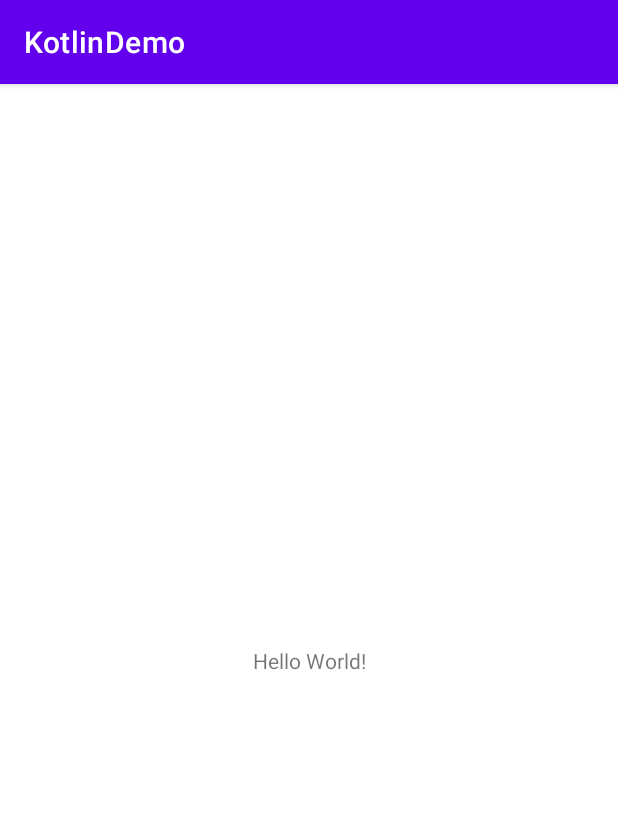
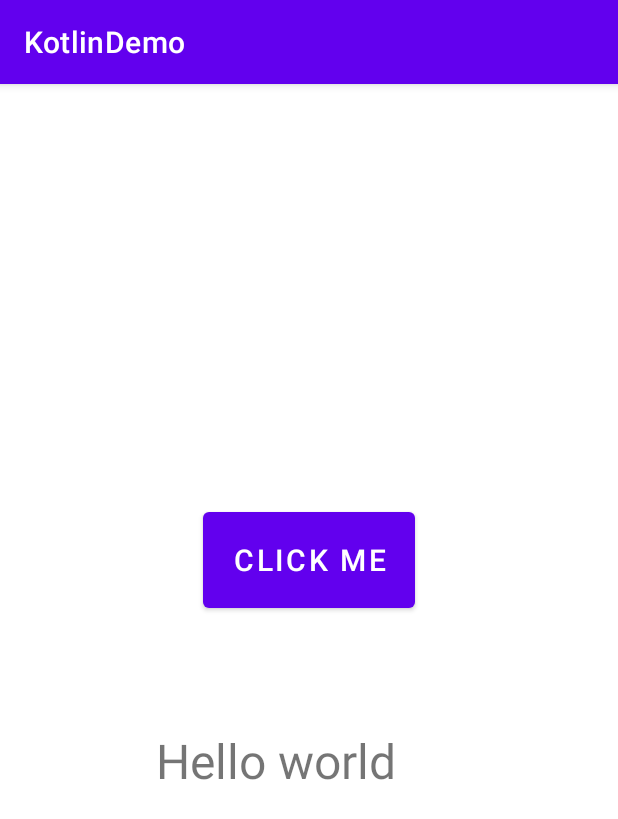
Before and after one commit to vipenl26/SONET-Kotlin, an Android app: the screen it shows after launch (MainActivity), on a phone screen of 412 x 824 dp. Shown: the top 819 px of the screen. Run offline under Robolectric (Android 15) with nearby library versions, the phone set to English and light mode, and no system bars.

Commit message:
added a button

```diff
--- a/app/src/main/java/com/example/kotlindemo/MainActivity.kt
+++ b/app/src/main/java/com/example/kotlindemo/MainActivity.kt
@@ -1,11 +1,32 @@
 package com.example.kotlindemo
 
+import android.os.Bundle
+import android.view.View
+import android.widget.Button
+import android.widget.TextView
 import androidx.appcompat.app.AppCompatActivity
-import android.os.Bundle
 
 class MainActivity : AppCompatActivity() {
     override fun onCreate(savedInstanceState: Bundle?) {
         super.onCreate(savedInstanceState)
         setContentView(R.layout.activity_main)
+
+        var btn = findViewById<Button>(R.id.btn)
+        var txt = findViewById<TextView>(R.id.txt);
+
+        var flag=false;
+        btn.setOnClickListener(View.OnClickListener {
+            // Code here executes on main thread after user presses button
+            if(flag){
+                txt.text = "Aak is Pak"
+                flag = false;
+            }
+            else {
+                txt.text = "Pak is Aak"
+                flag = true;
+            }
+
+        })
+
     }
 }
--- /dev/null
+++ b/app/src/main/java/com/example/kotlindemo/main.kt
@@ -0,0 +1,12 @@
+package com.example.kotlindemo
+
+fun greet(name:String){
+    println("Hello $name, how are you doing?")
+}
+
+fun main(){
+    println("hello kotlin")
+//    var name:String="vipen"
+//    greet(name)
+    println("testing android app")
+}
--- a/app/src/main/res/layout/activity_main.xml
+++ b/app/src/main/res/layout/activity_main.xml
@@ -2,17 +2,39 @@
 <androidx.constraintlayout.widget.ConstraintLayout xmlns:android="http://schemas.android.com/apk/res/android"
     xmlns:app="http://schemas.android.com/apk/res-auto"
     xmlns:tools="http://schemas.android.com/tools"
+    android:id="@+id/temp"
     android:layout_width="match_parent"
     android:layout_height="match_parent"
     tools:context=".MainActivity">
 
     <TextView
-        android:layout_width="wrap_content"
-        android:layout_height="wrap_content"
-        android:text="Hello World!"
+        android:id="@+id/txt"
+        android:layout_width="250dp"
+        android:layout_height="47dp"
+        android:text="Hello world"
+        android:textSize="32dp"
         app:layout_constraintBottom_toBottomOf="parent"
+        app:layout_constraintHorizontal_bias="0.643"
         app:layout_constraintLeft_toLeftOf="parent"
         app:layout_constraintRight_toRightOf="parent"
-        app:layout_constraintTop_toTopOf="parent" />
+        app:layout_constraintTop_toTopOf="parent"
+        app:layout_constraintVertical_bias="0.596" />
+
+    <Button
+        android:id="@+id/btn"
+        android:layout_width="141dp"
+        android:layout_height="76dp"
+        android:layout_marginStart="146dp"
+        android:layout_marginTop="332dp"
+        android:layout_marginEnd="146dp"
+        android:layout_marginBottom="74dp"
+        android:text="click me"
+        android:textSize="20dp"
+
+        app:layout_constraintBottom_toTopOf="@+id/txt"
+        app:layout_constraintEnd_toEndOf="parent"
+        app:layout_constraintStart_toStartOf="parent"
+        app:layout_constraintTop_toTopOf="parent"
+        app:layout_constraintVertical_bias="1.0" />
 
 </androidx.constraintlayout.widget.ConstraintLayout>
```
